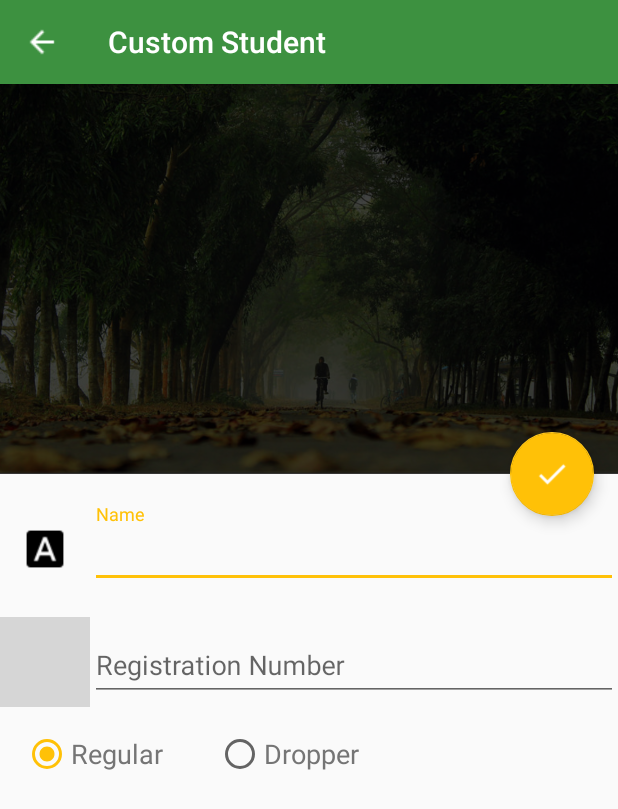
After one commit to Shadat-tonmoy/SUST-AMS, an Android app: the CustomStudentAddActivity screen opened directly, with no data from a screen before it, on a phone screen of 412 x 824 dp. The commit adds this screen. Shown: the top 809 px of the screen. Run offline under Robolectric (Android 15) with nearby library versions, the phone set to English and light mode, and no system bars; grey boxes are pictures that could not be loaded.

Commit message:
custom student add option implemented

```diff
--- a/app/build.gradle
+++ b/app/build.gradle
@@ -24,11 +24,13 @@ dependencies {
     androidTestCompile('com.android.support.test.espresso:espresso-core:2.2.2', {
         exclude group: 'com.android.support', module: 'support-annotations'
     })
+
     compile 'com.android.support:appcompat-v7:25.3.1'
     compile 'com.android.support.constraint:constraint-layout:1.0.2'
     compile 'com.android.support:design:25.3.1'
     compile 'com.android.support:support-v4:25.3.1'
     compile 'com.android.support:cardview-v7:25.3.1'
     compile 'com.android.support:recyclerview-v7:25.3.1'
+    compile 'com.github.clans:fab:1.6.2'
     testCompile 'junit:junit:4.12'
 }
--- a/app/src/main/AndroidManifest.xml
+++ b/app/src/main/AndroidManifest.xml
@@ -25,7 +25,8 @@
         <activity android:name=".UserManual" />
         <activity android:name=".CourseAddActivity" />
         <activity android:name=".CourseEditActivity" />
-        <activity android:name=".StudentListActivity"></activity>
+        <activity android:name=".StudentListActivity" />
+        <activity android:name=".CustomStudentAddActivity"></activity>
     </application>
 
 </manifest>
--- /dev/null
+++ b/app/src/main/java/shadattonmoy/ams/CustomStudentAddActivity.java
@@ -0,0 +1,42 @@
+package shadattonmoy.ams;
+
+import android.support.design.widget.CoordinatorLayout;
+import android.support.v7.app.AppCompatActivity;
+import android.os.Bundle;
+import android.support.v7.widget.Toolbar;
+import android.view.View;
+
+public class CustomStudentAddActivity extends AppCompatActivity {
+
+    @Override
+    protected void onCreate(Bundle savedInstanceState) {
+        super.onCreate(savedInstanceState);
+        setContentView(R.layout.activity_custom_student_add);
+        initialize();
+    }
+
+    public void initialize()
+    {
+     /*
+        * find toolbar by id and set title
+        * */
+        Toolbar toolbar = (Toolbar) findViewById(R.id.toolbar);
+        toolbar.setTitle("Custom Student");
+        /*
+        * set toolbar navigation Icon
+        * */
+        toolbar.setNavigationIcon(R.drawable.back);
+
+
+        /*
+        * set toolbar navigation Icon Click Listener
+        * */
+        toolbar.setNavigationOnClickListener(new View.OnClickListener() {
+            @Override
+            public void onClick(View v) {
+                finish();
+            }
+        });
+
+    }
+}
--- /dev/null
+++ b/app/src/main/res/layout/activity_custom_student_add.xml
@@ -0,0 +1,175 @@
+<?xml version="1.0" encoding="utf-8"?>
+<android.support.design.widget.CoordinatorLayout
+xmlns:android="http://schemas.android.com/apk/res/android"
+xmlns:app="http://schemas.android.com/apk/res-auto"
+xmlns:tools="http://schemas.android.com/tools"
+android:layout_width="match_parent"
+android:layout_height="match_parent"
+tools:context="shadattonmoy.ams.CustomStudentAddActivity"
+android:orientation="vertical">
+
+<android.support.design.widget.AppBarLayout
+    android:id="@+id/appbar"
+    android:layout_width="match_parent"
+    android:layout_height="316dp"
+    android:fitsSystemWindows="true"
+    android:theme="@style/ThemeOverlay.AppCompat.Dark.ActionBar">
+
+    <android.support.design.widget.CollapsingToolbarLayout
+        android:id="@+id/collapsingToolbar"
+        android:layout_width="match_parent"
+        android:layout_height="match_parent"
+        android:fitsSystemWindows="true"
+        app:contentScrim="?attr/colorPrimary"
+        app:expandedTitleMarginStart="20dp"
+        app:layout_scrollFlags="scroll|exitUntilCollapsed">
+
+        <RelativeLayout
+            android:layout_width="match_parent"
+            android:layout_height="match_parent">
+
+            <include
+                layout="@layout/toolbar"
+                ></include>
+
+            <ImageView
+                android:layout_width="match_parent"
+                android:layout_height="match_parent"
+                android:scaleType="centerCrop"
+                android:fitsSystemWindows="true"
+                android:src="@drawable/sust"
+                app:layout_collapseMode="pin"/>
+
+            <TextView
+                android:layout_width="match_parent"
+                android:layout_height="match_parent"
+                android:text=""
+                android:textColor="@color/textWhite"
+                android:textSize="20sp"
+                android:gravity="center"
+                android:background="@drawable/ractangle"
+                />
+        </RelativeLayout>
+
+        <android.support.v7.widget.Toolbar
+            android:id="@+id/add_custom_student_avtivity_toolbar"
+            android:layout_width="match_parent"
+            android:layout_height="?attr/actionBarSize"
+            ></android.support.v7.widget.Toolbar>
+
+    </android.support.design.widget.CollapsingToolbarLayout>
+</android.support.design.widget.AppBarLayout>
+
+<android.support.design.widget.FloatingActionButton
+    android:id="@+id/custom_student_add_done_fab"
+    android:layout_width="wrap_content"
+    android:layout_height="wrap_content"
+    android:src="@drawable/done"
+    app:layout_anchor="@id/appbar"
+    app:layout_anchorGravity="bottom|end"
+    android:layout_margin="16dp"/>
+
+
+    <android.support.v4.widget.NestedScrollView
+        android:id="@+id/nestedScrollView"
+        android:layout_width="match_parent"
+        android:layout_height="match_parent"
+        app:layout_behavior="@string/appbar_scrolling_view_behavior">
+
+        <LinearLayout
+            android:layout_width="match_parent"
+            android:layout_height="match_parent"
+            android:layout_marginTop="20dp"
+            android:orientation="vertical">
+
+            <LinearLayout
+                android:layout_width="match_parent"
+                android:layout_height="wrap_content"
+                android:orientation="horizontal">
+
+                <ImageView
+                    android:layout_width="60dp"
+                    android:layout_height="60dp"
+                    android:padding="15dp"
+                    android:src="@drawable/dummyicon1" />
+
+                <android.support.design.widget.TextInputLayout
+                    android:id="@+id/custom_student_add_name_layout"
+                    android:layout_width="match_parent"
+                    android:layout_height="wrap_content">
+
+                    <EditText
+                        android:id="@+id/custom_student_add_name_field"
+                        android:layout_width="match_parent"
+                        android:layout_height="wrap_content"
+                        android:hint="Name"
+                        android:inputType="textCapCharacters" />
+                </android.support.design.widget.TextInputLayout>
+            </LinearLayout>
+
+
+            <LinearLayout
+                android:layout_width="match_parent"
+                android:layout_height="wrap_content"
+                android:layout_marginTop="15dp"
+                android:orientation="horizontal">
+
+                <ImageView
+                    android:layout_width="60dp"
+                    android:layout_height="60dp"
+                    android:padding="15dp"
+                    android:src="@drawable/dummyicon2" />
+
+                <android.support.design.widget.TextInputLayout
+                    android:id="@+id/custom_student_add_regNo_layout"
+                    android:layout_width="match_parent"
+                    android:layout_height="wrap_content">
+
+                    <EditText
+                        android:id="@+id/custom_student_add_regNo_field"
+                        android:layout_width="match_parent"
+                        android:layout_height="wrap_content"
+                        android:hint="Registration Number"
+                        android:inputType="textCapWords" />
+                </android.support.design.widget.TextInputLayout>
+            </LinearLayout>
+
+
+            <RelativeLayout
+                android:layout_width="match_parent"
+                android:layout_height="wrap_content">
+
+                <RadioGroup
+                    android:layout_margin="15dp"
+                    android:id="@+id/student_type_radio_group"
+                    android:layout_width="wrap_content"
+                    android:layout_height="wrap_content"
+                    android:orientation="horizontal">
+
+
+                    <RadioButton
+                        android:id="@+id/radio_regular"
+                        android:layout_width="wrap_content"
+                        android:layout_height="wrap_content"
+                        android:text="Regular"
+                        android:textSize="18sp"
+                        android:layout_marginRight="35dp"
+                        android:textColor="@color/textAsh"
+                        android:checked="true" />
+
+                    <RadioButton
+                        android:id="@+id/radio_dropper"
+                        android:layout_width="wrap_content"
+                        android:layout_height="wrap_content"
+                        android:textSize="18sp"
+                        android:textColor="@color/textAsh"
+                        android:text="Dropper" />
+
+
+
+                </RadioGroup>
+            </RelativeLayout>
+
+        </LinearLayout>
+    </android.support.v4.widget.NestedScrollView>
+</android.support.design.widget.CoordinatorLayout>
--- a/app/src/main/res/values/colors.xml
+++ b/app/src/main/res/values/colors.xml
@@ -7,4 +7,8 @@
     <color name="textAsh">#757575</color>
     <color name="textWhite">#ffffff</color>
     <color name="textRed">#e74c3c</color>
+    <color name="fabContainerBg">#bf2c3e50</color>
+    <color name="transparent">#00FFFFFF</color>
+    <color name="blue">#2980b9</color>
+    <color name="teel">#16a085</color>
 </resources>
```
Also changed, not shown: app/src/main/java/shadattonmoy/ams/StudentListActivity.java (+64 -16 lines), app/src/main/res/anim/fab_close.xml (added, +17 -0 lines), app/src/main/res/anim/fab_open.xml (added, +18 -0 lines), app/src/main/res/anim/rotate_backword.xml (added, +10 -0 lines), app/src/main/res/anim/rotate_forward.xml (added, +10 -0 lines), app/src/main/res/layout/activity_student_list.xml (+90 -27 lines).
